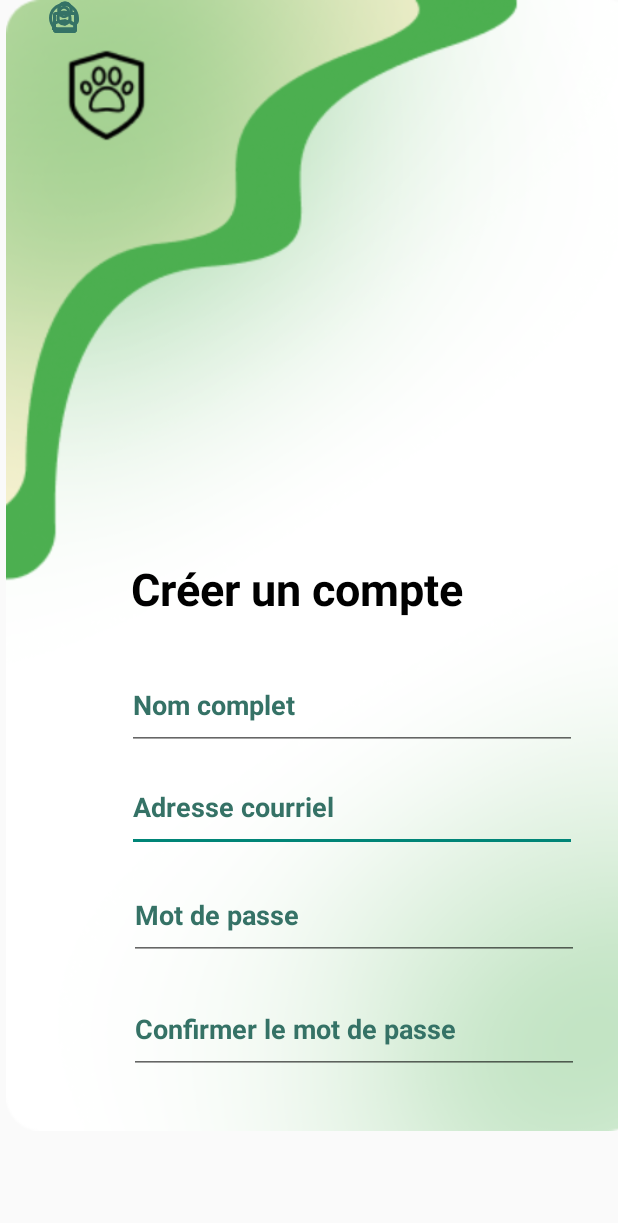
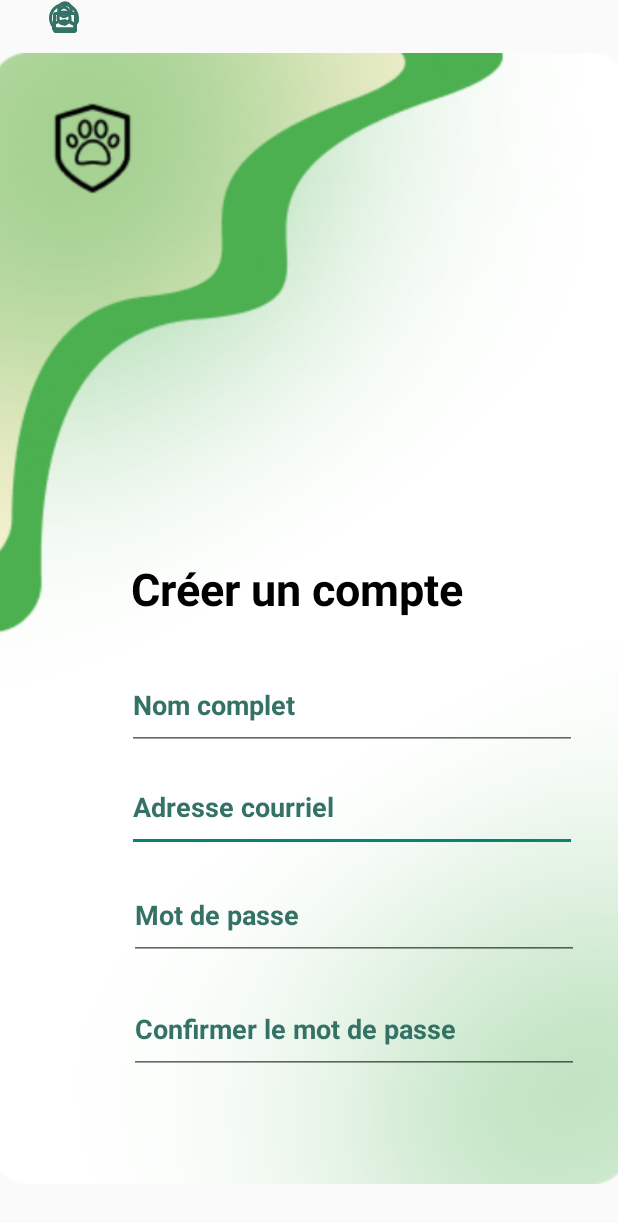
Before and after one commit to SsBarbatos/Alawan, an Android app: the Inscription screen opened directly, with no data from a screen before it, on a phone screen of 412 x 824 dp. Shown: the top 1223 px of the screen. Run offline under Robolectric (Android 15) with nearby library versions, the phone set to English and light mode, and no system bars.

```diff
--- a/app/src/main/res/layout/activity_inscription.xml
+++ b/app/src/main/res/layout/activity_inscription.xml
@@ -10,9 +10,11 @@
         android:id="@+id/imageView"
         android:layout_width="432dp"
         android:layout_height="754dp"
-        app:srcCompat="@drawable/BackgroundAlawan"
-        tools:layout_editor_absoluteX="-11dp"
-        tools:layout_editor_absoluteY="-12dp" />
+        app:layout_constraintBottom_toBottomOf="parent"
+        app:layout_constraintEnd_toEndOf="parent"
+        app:layout_constraintStart_toStartOf="parent"
+        app:layout_constraintTop_toTopOf="parent"
+        app:srcCompat="@drawable/BackgroundAlawan" />
 
     <EditText
         android:id="@+id/editTextTextEmailAddress"
```
